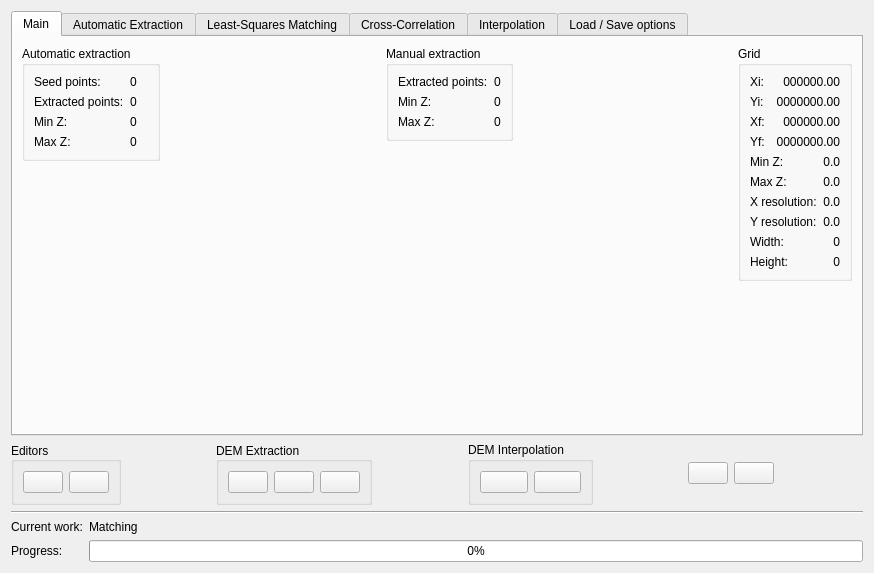
First picture: the form in branches/SandBox/trunk_Matching/qt/interface/DemExtraction.ui, repository e-foto/e-foto, before the edit.
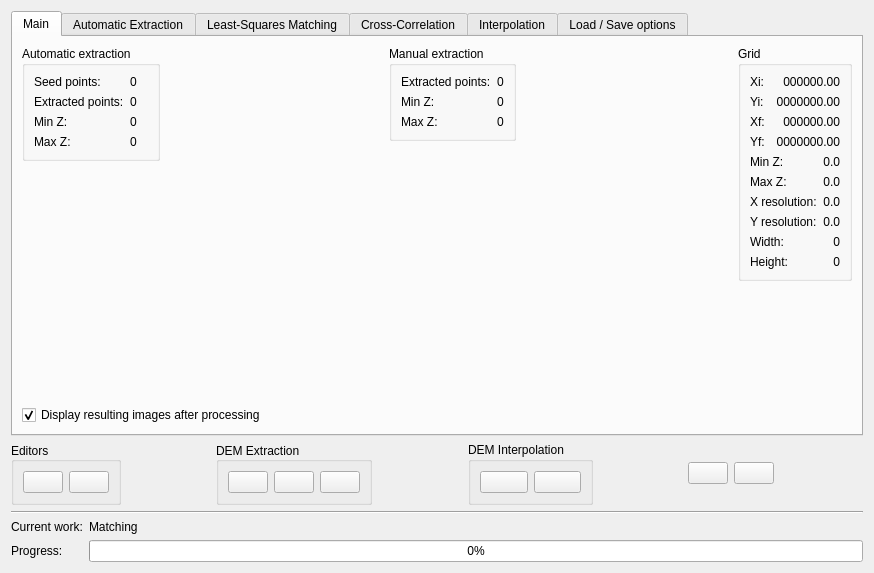
Second picture: the form after the edit. Icons and pictures are not drawn.

Diff of the .ui file:
```diff
--- a/branches/SandBox/trunk_Matching/qt/interface/DemExtraction.ui
+++ b/branches/SandBox/trunk_Matching/qt/interface/DemExtraction.ui
@@ -187,7 +187,7 @@
          </item>
         </layout>
        </item>
-       <item row="0" column="3">
+       <item row="0" column="3" rowspan="2">
         <spacer name="horizontalSpacer_24">
          <property name="orientation">
           <enum>Qt::Horizontal</enum>
@@ -436,6 +436,16 @@
          </item>
         </layout>
        </item>
+       <item row="1" column="0" colspan="3">
+        <widget class="QCheckBox" name="checkBox_3">
+         <property name="text">
+          <string>Display resulting images after processing</string>
+         </property>
+         <property name="checked">
+          <bool>true</bool>
+         </property>
+        </widget>
+       </item>
       </layout>
      </widget>
      <widget class="QWidget" name="tab">
```
